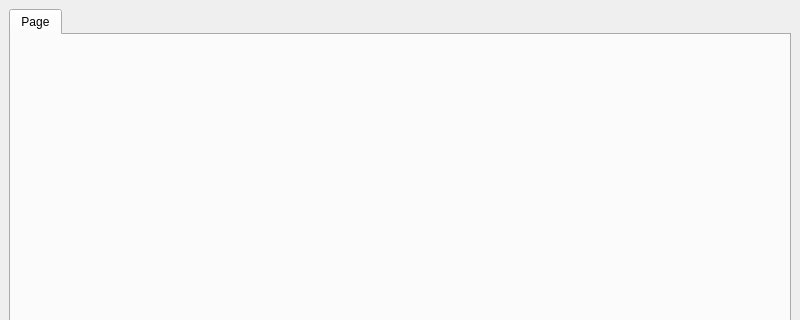
Before: the Qt Designer form client/ui/chatbox.ui in Spiek/etuprom-qt, drawn with Qt 5; both pictures show x 0 to 800 and y 0 to 320 of the 800 by 600 pixel window.
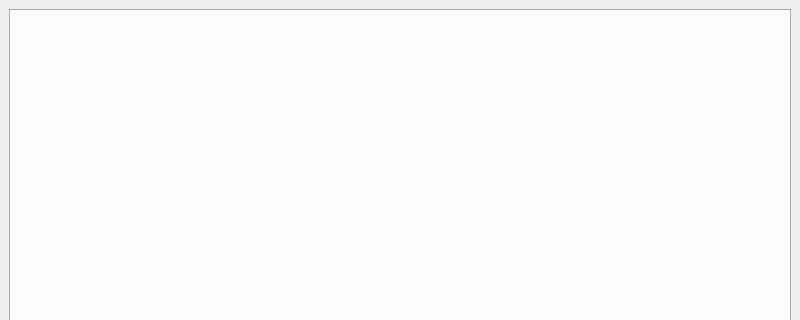
After: the same form once the commit is applied.

```diff
--- a/client/ui/chatbox.ui
+++ b/client/ui/chatbox.ui
@@ -20,11 +20,6 @@
       <property name="currentIndex">
        <number>0</number>
       </property>
-      <widget class="QWidget" name="tab">
-       <attribute name="title">
-        <string>Page</string>
-       </attribute>
-      </widget>
      </widget>
     </item>
    </layout>
```
Left out of the diff: 2 changed lines with no effect on the pictures.
